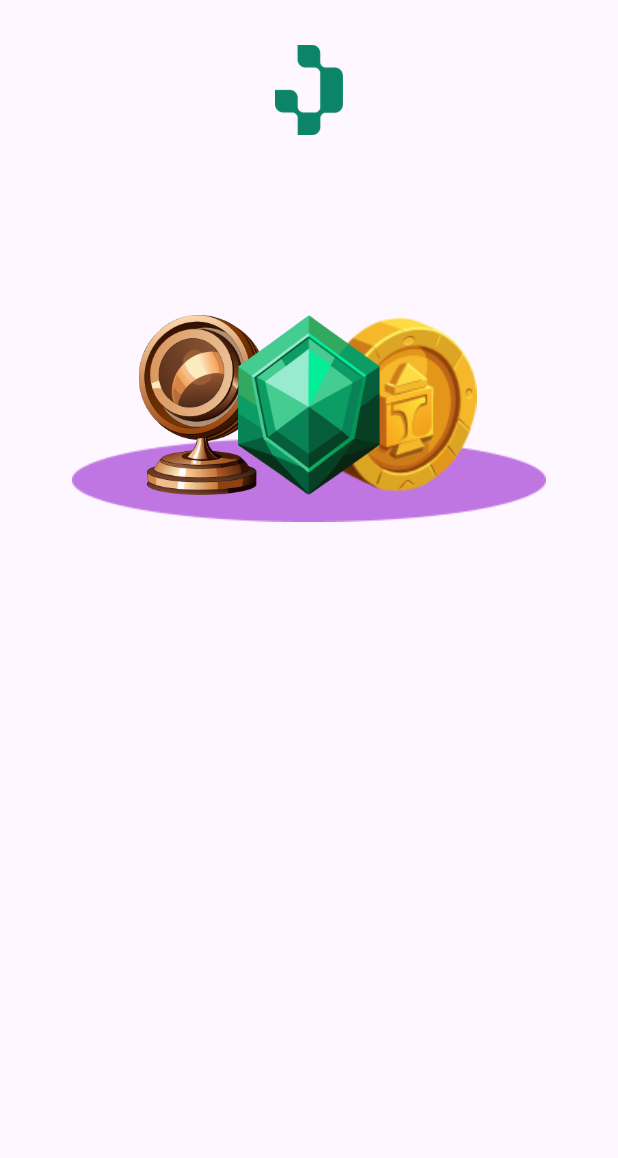
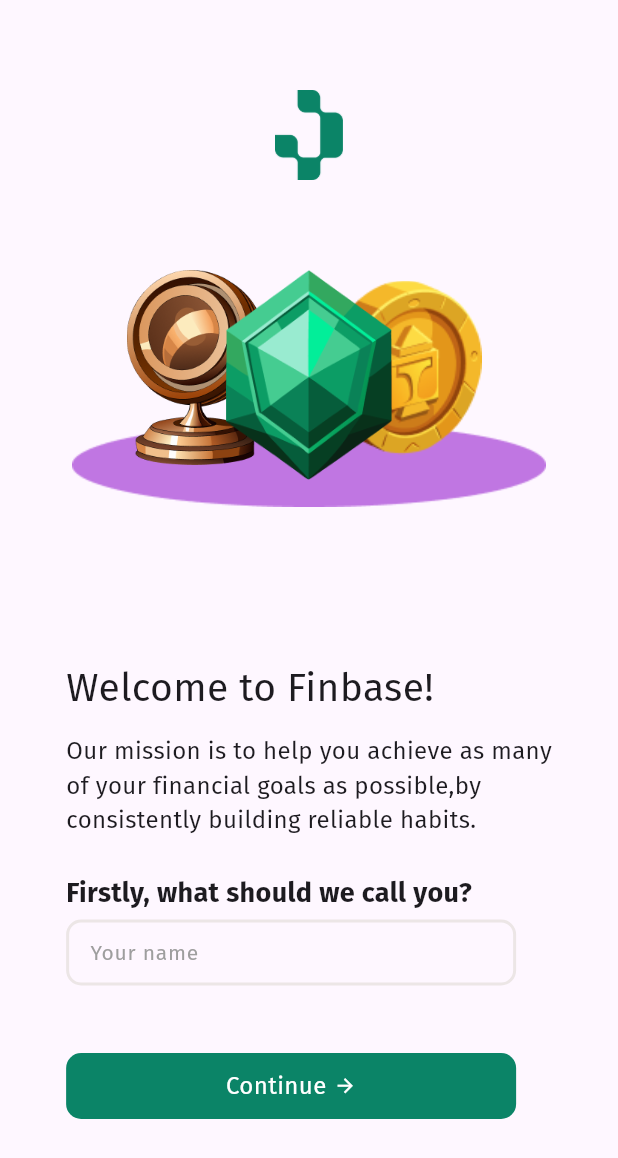
Before and after one commit to Jotham0505/finbase, a Flutter app: the Onboarding1Screen screen opened directly, on a phone screen of 412 x 824 dp. Shown: the top 1158 px of the screen. Run offline on Flutter 3.47's test engine with Material 3 defaults, Android fonts, the light colour scheme and no system bars; project files that could hold a hidden picture were left out.

Commit message:
Onboarding 1

```diff
--- a/lib/main.dart
+++ b/lib/main.dart
@@ -1,4 +1,5 @@
 import 'package:finbase/screens/onboarding/onboarding1_screen.dart';
+import 'package:finbase/screens/onboarding/onboarding2_screen.dart';
 import 'package:finbase/screens/splash_screen.dart';
 import 'package:flutter/material.dart';
 
@@ -19,6 +20,6 @@ class MyApp extends StatelessWidget {
           colorScheme: ColorScheme.fromSeed(seedColor: Colors.deepPurple),
           useMaterial3: true,
         ),
-        home: Onboarding1Screen());
+        home: Onboarding2Screen());
   }
 }
--- a/lib/screens/onboarding/onboarding1_screen.dart
+++ b/lib/screens/onboarding/onboarding1_screen.dart
@@ -9,7 +9,7 @@ class Onboarding1Screen extends StatelessWidget {
       body: Column(
         children: [
           SizedBox(
-            height: 30,
+            height: 60,
           ),
           Center(
             child: Image.asset(
@@ -18,14 +18,14 @@ class Onboarding1Screen extends StatelessWidget {
             ),
           ),
           SizedBox(
-            height: 120,
+            height: 60,
           ),
           Stack(
             children: [
               Center(
                 child: Image.asset(
                   "assets/ellipse.png",
-                  height: 220,
+                  height: 260,
                 ),
               ),
               Row(
@@ -33,25 +33,141 @@ class Onboarding1Screen extends StatelessWidget {
                 children: [
                   Image.asset(
                     "assets/badge2.png",
-                    height: 120,
+                    height: 130,
                   ),
                   SizedBox(
                     width: 35,
                   ),
                   Image.asset(
                     "assets/badge3.png",
-                    height: 120,
+                    height: 130,
                   ),
                 ],
               ),
               Center(
                 child: Image.asset(
-                  "assets/badge1.png", // badge 1
-                  height: 120,
+                  "assets/badge1.png", // badge 1 design
+                  height: 140,
                 ),
               ),
             ],
           ),
+          Column(
+            crossAxisAlignment: CrossAxisAlignment.start,
+            children: [
+              Text(
+                "Welcome to Finbase!",
+                style: TextStyle(
+                  fontFamily: "FiraSans",
+                  fontSize: 26,
+                  fontWeight: FontWeight.w500,
+                ),
+              ),
+              SizedBox(
+                height: 12,
+              ),
+              Text(
+                "Our mission is to help you achieve as many",
+                style: TextStyle(
+                  fontFamily: "FiraSans",
+                  fontSize: 16,
+                ),
+              ),
+              Text(
+                "of your financial goals as possible,by",
+                style: TextStyle(
+                  fontFamily: "FiraSans",
+                  fontSize: 16,
+                ),
+              ),
+              Text(
+                "consistently building reliable habits.",
+                style: TextStyle(
+                  fontFamily: "FiraSans",
+                  fontSize: 16,
+                ),
+              ),
+              SizedBox(
+                height: 24,
+              ),
+              Text(
+                "Firstly, what should we call you?",
+                style: TextStyle(
+                    fontFamily: "FiraSans",
+                    fontSize: 18,
+                    fontWeight: FontWeight.w600),
+              ),
+              SizedBox(
+                height: 5,
+              ),
+              SizedBox(
+                height: 44,
+                width: 300,
+                child: TextFormField(
+                  //controller: controller,
+                  //obscureText: isobscure,
+                  decoration: InputDecoration(
+                    labelText: "Your name",
+                    labelStyle: TextStyle(
+                      fontFamily: 'FiraSans',
+                      fontSize: 14,
+                      fontWeight: FontWeight.w400,
+                      color: Colors.grey,
+                    ),
+                    border: OutlineInputBorder(
+                      borderRadius: BorderRadius.circular(10.0),
+                      borderSide: BorderSide(
+                        color: Color(0xFF0B8467),
+                        width: 2.0,
+                      ),
+                    ),
+                    enabledBorder: OutlineInputBorder(
+                      borderRadius: BorderRadius.circular(10.0),
+                      borderSide: BorderSide(
+                        color: Color.fromARGB(255, 236, 230, 230),
+                        width: 2.0,
+                      ),
+                    ),
+                  ),
+                ),
+              ),
+              SizedBox(
+                height: 45,
+              ),
+              GestureDetector(
+                onTap: () {
+                  // nest screen i.e onboarding screen 2
+                },
+                child: Container(
+                  height: 44,
+                  width: 300,
+                  decoration: BoxDecoration(
+                      color: Color(0xFF0B8467),
+                      borderRadius: BorderRadius.circular(10)),
+                  child: Row(
+                    mainAxisAlignment: MainAxisAlignment.center,
+                    children: [
+                      Text(
+                        "Continue",
+                        style: TextStyle(
+                            fontFamily: "FiraSans",
+                            color: Colors.white,
+                            fontSize: 16),
+                      ),
+                      SizedBox(
+                        width: 5,
+                      ),
+                      Icon(
+                        Icons.arrow_forward,
+                        color: Colors.white,
+                        size: 15,
+                      )
+                    ],
+                  ),
+                ),
+              ),
+            ],
+          )
         ],
       ),
     );
--- /dev/null
+++ b/lib/screens/onboarding/onboarding2_screen.dart
@@ -0,0 +1,28 @@
+import 'package:flutter/material.dart';
+
+class Onboarding2Screen extends StatelessWidget {
+  const Onboarding2Screen({super.key});
+
+  @override
+  Widget build(BuildContext context) {
+    return Scaffold(
+      body: Column(
+        crossAxisAlignment: CrossAxisAlignment.start,
+        children: [
+          SizedBox(
+            height: 50,
+          ),
+          Container(
+            width: 360,
+            height: 200,
+            child: Image.asset("assets/banner.png"),
+          ),
+          Text(
+            "Connect your account",
+            style: TextStyle(),
+          ),
+        ],
+      ),
+    );
+  }
+}
```
Also changed, not shown: pubspec.yaml (+7 -4 lines), assets/banner.png (added), assets/fonts/FiraSans-Bold.ttf (added), assets/fonts/FiraSans-Medium.ttf (added), assets/fonts/FiraSans-Regular.ttf (added), assets/fonts/FiraSans-SemiBold.ttf (added).
